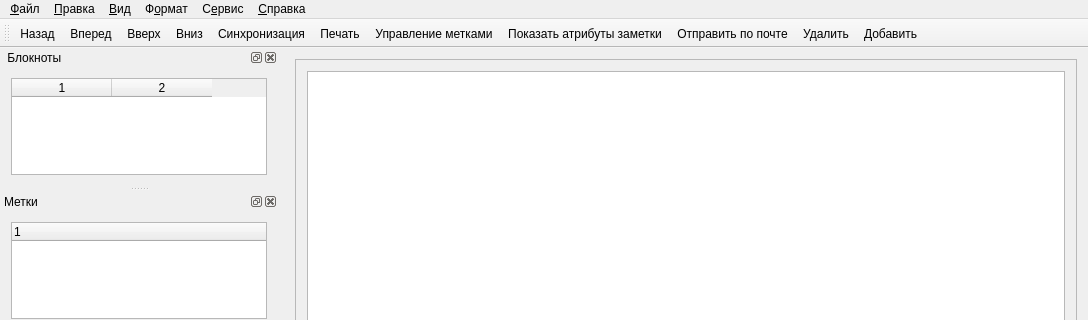
Above: QuteNote/src/gui/MainWindow.ui from d1vanov/quentier before the change; both pictures show x 0 to 1088 and y 0 to 320 of the 1088 by 785 pixel window. Below: the same form after it.
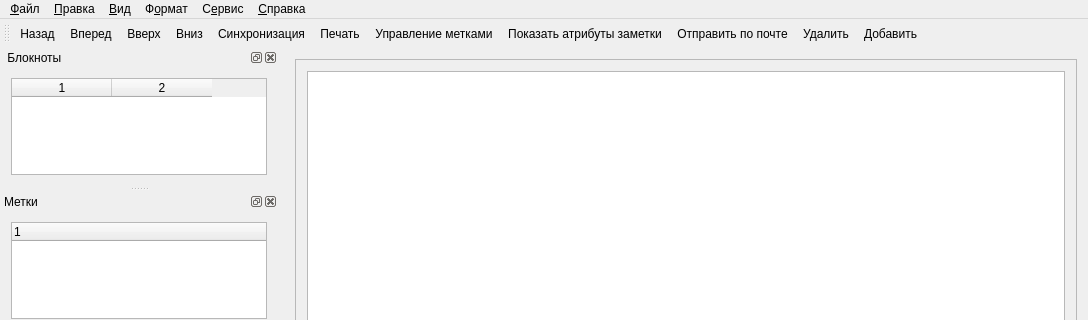
That is the form after the change. Icons and pictures are not drawn. Custom widgets are drawn as their Qt base class.

Commit message: Set stylesheet for the main toolbar of the main window.

```diff
--- a/QuteNote/src/gui/MainWindow.ui
+++ b/QuteNote/src/gui/MainWindow.ui
@@ -22,6 +22,15 @@
   <property name="windowTitle">
    <string>MainWindow</string>
   </property>
+  <property name="styleSheet">
+   <string notr="true">#mainToolbar  { 
+border: 1px solid black;
+background: qlineargradient(x1: 0, y1: 0, x2: 0, y2: 1,
+stop: 0 #a6a6a6, stop: 0.08 #7f7f7f,
+stop: 0.39999 #717171, stop: 0.4 #626262,
+stop: 0.9 #4c4c4c, stop: 1 #333333);
+}</string>
+  </property>
   <property name="toolButtonStyle">
    <enum>Qt::ToolButtonTextOnly</enum>
   </property>
@@ -311,6 +320,28 @@
    <addaction name="menuHelp"/>
   </widget>
   <widget class="QToolBar" name="mainToolBar">
+   <property name="styleSheet">
+    <string notr="true">#mainToolBar {
+border: none;
+background: qlineargradient(x1: 0, y1: 0, x2: 0, y2: 1,
+stop: 0 #a6a6a6, 
+stop: 0.08 #7f7f7f,
+stop: 0.39999 #717171, 
+stop: 0.4 #626262,
+stop: 0.9 #4c4c4c, 
+stop: 1 #333333);
+}
+
+#QAction {
+background: qlineargradient(x1: 0, y1: 0, x2: 0, y2: 1,
+stop: 0 #0A8BC2, 
+stop: 0.08 #0B94CE,
+stop: 0.39999 #0B9CD9, 
+stop: 0.4 #0DA9EC,
+stop: 0.9 #0DAEF2, 
+stop: 1 #0EB7FF);
+}</string>
+   </property>
    <property name="toolButtonStyle">
     <enum>Qt::ToolButtonIconOnly</enum>
    </property>
```
Left out of the diff: 12 changed lines with no effect on the pictures.
